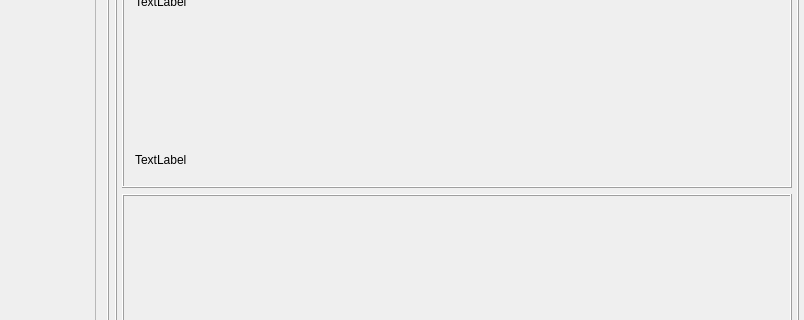
First picture: the form in mainwindow.ui, repository aabbo/Qtprogram, before the edit; both pictures show x 581 to 1385 and y 160 to 480 of the 1385 by 701 pixel window.
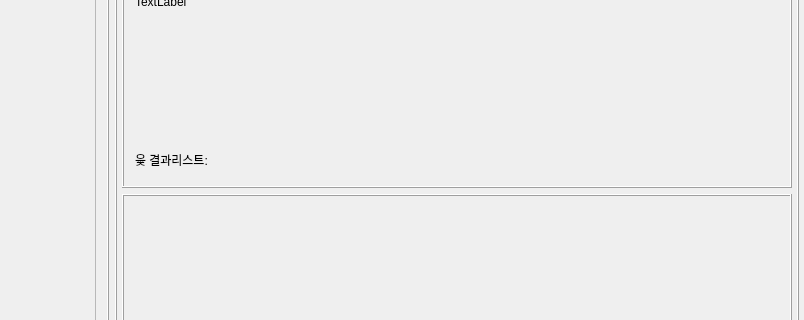
Second picture: the form after the edit.

Commit message: show teams and mals, click event when user push button(before game mal)

Diff of the .ui file:
```diff
--- a/mainwindow.ui
+++ b/mainwindow.ui
@@ -181,7 +181,7 @@
                </sizepolicy>
               </property>
               <property name="text">
-               <string>TextLabel</string>
+               <string>윷 결과리스트:</string>
               </property>
              </widget>
             </item>
```
The commit also changes 5 other files.
